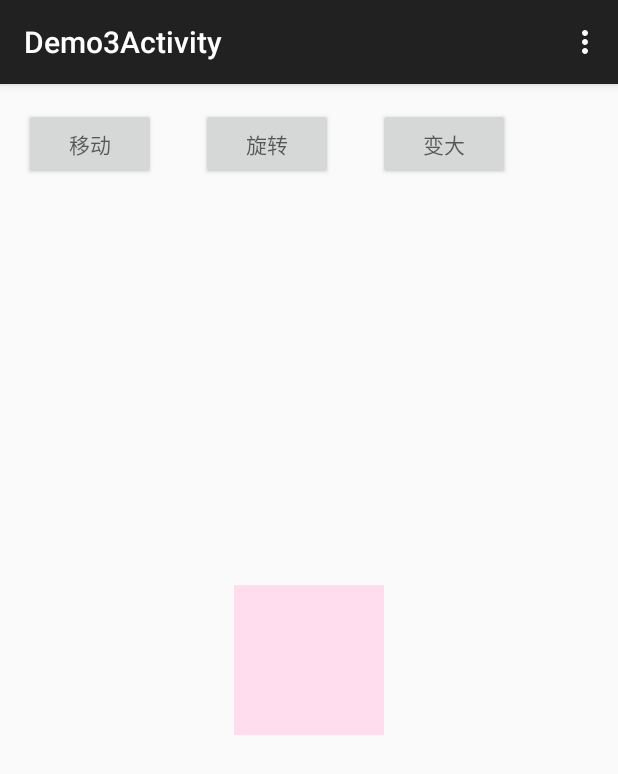
After one commit to scubers/AndroidDemos, an Android app: the Demo3Activity screen opened directly, with no data from a screen before it, on a phone screen of 412 x 824 dp. The commit adds this screen. Shown: the top 774 px of the screen. Run offline under Robolectric (Android 15) with nearby library versions, the phone set to English and light mode, and no system bars.

Commit message:
add some files

```diff
--- a/app/src/main/java/com/example/jrwong/androiddemos/demo1/Demo1Activity.java
+++ b/app/src/main/java/com/example/jrwong/androiddemos/demo1/Demo1Activity.java
@@ -2,6 +2,7 @@ package com.example.jrwong.androiddemos.demo1;
 
 import android.content.Context;
 import android.content.Intent;
+import android.content.SharedPreferences;
 import android.graphics.Color;
 import android.os.Bundle;
 import android.support.v7.app.AppCompatActivity;
@@ -49,6 +50,8 @@ public class Demo1Activity extends AppCompatActivity {
 
             }
         });
+
+
     }
 
 
--- /dev/null
+++ b/app/src/main/java/com/example/jrwong/androiddemos/demo3/Demo3Activity.java
@@ -0,0 +1,83 @@
+package com.example.jrwong.androiddemos.demo3;
+
+import android.os.Bundle;
+import android.support.v7.app.AppCompatActivity;
+import android.view.Menu;
+import android.view.MenuItem;
+import android.view.View;
+import android.view.animation.AlphaAnimation;
+import android.view.animation.Animation;
+import android.view.animation.AnimationSet;
+import android.view.animation.TranslateAnimation;
+import android.widget.Button;
+import android.widget.ImageView;
+
+import com.example.jrwong.androiddemos.R;
+
+public class Demo3Activity extends AppCompatActivity {
+
+
+    private Button moveButton;
+    private Button rotateButton;
+    private Button bigButton;
+    private ImageView target;
+
+    @Override
+    protected void onCreate(Bundle savedInstanceState) {
+        super.onCreate(savedInstanceState);
+        setContentView(R.layout.activity_demo3);
+        init();
+    }
+
+    private void init() {
+        moveButton   = (Button) findViewById(R.id.move_button);
+        rotateButton = (Button) findViewById(R.id.rotate_button);
+        bigButton    = (Button) findViewById(R.id.big_button);
+
+        target = (ImageView) findViewById(R.id.target_view);
+
+        moveButton.setOnClickListener(new View.OnClickListener() {
+            @Override
+            public void onClick(View v) {
+
+                // 初始化一个动画组
+                AnimationSet animationSet = new AnimationSet(true);
+
+                // 设置动画变化属性
+                AlphaAnimation alphaAnimation = new AlphaAnimation(1f, 0.5f);
+                alphaAnimation.setDuration(250);
+                // 把动画添加到动画组
+                animationSet.addAnimation(alphaAnimation);
+
+                TranslateAnimation translateAnimation = new TranslateAnimation(Animation.ABSOLUTE, target.getX(), Animation.ABSOLUTE, 100.0f, Animation.ABSOLUTE, target.getY(), Animation.ABSOLUTE, 100.0f);
+                animationSet.addAnimation(translateAnimation);
+                translateAnimation.setDuration(250);
+
+                // 开始执行动画
+                target.startAnimation(animationSet);
+            }
+        });
+    }
+
+    @Override
+    public boolean onCreateOptionsMenu(Menu menu) {
+        // Inflate the menu; this adds items to the action bar if it is present.
+        getMenuInflater().inflate(R.menu.menu_demo3, menu);
+        return true;
+    }
+
+    @Override
+    public boolean onOptionsItemSelected(MenuItem item) {
+        // Handle action bar item clicks here. The action bar will
+        // automatically handle clicks on the Home/Up button, so long
+        // as you specify a parent activity in AndroidManifest.xml.
+        int id = item.getItemId();
+
+        //noinspection SimplifiableIfStatement
+        if (id == R.id.action_settings) {
+            return true;
+        }
+
+        return super.onOptionsItemSelected(item);
+    }
+}
--- /dev/null
+++ b/app/src/main/res/layout/activity_demo3.xml
@@ -0,0 +1,42 @@
+<RelativeLayout xmlns:android="http://schemas.android.com/apk/res/android"
+    xmlns:tools="http://schemas.android.com/tools" android:layout_width="match_parent"
+    android:layout_height="match_parent" android:paddingLeft="@dimen/activity_horizontal_margin"
+    android:paddingRight="@dimen/activity_horizontal_margin"
+    android:paddingTop="@dimen/activity_vertical_margin"
+    android:paddingBottom="@dimen/activity_vertical_margin"
+    tools:context="com.example.jrwong.androiddemos.demo3.Demo3Activity">
+
+    <Button
+        android:id="@+id/move_button"
+        android:layout_width="wrap_content"
+        android:layout_height="wrap_content"
+        android:hint="移动"
+        />
+
+    <Button
+        android:id="@+id/rotate_button"
+        android:layout_width="wrap_content"
+        android:layout_height="wrap_content"
+        android:hint="旋转"
+        android:layout_toRightOf="@+id/move_button"
+        android:layout_marginLeft="30dp"
+        />
+    <Button
+        android:id="@+id/big_button"
+        android:layout_width="wrap_content"
+        android:layout_height="wrap_content"
+        android:hint="变大"
+        android:layout_toRightOf="@+id/rotate_button"
+        android:layout_marginLeft="30dp"
+        />
+
+    <ImageView
+        android:id="@+id/target_view"
+        android:layout_width="100dp"
+        android:layout_height="100dp"
+        android:layout_centerHorizontal="true"
+        android:layout_centerVertical="true"
+        android:background="#ffddee"
+        />
+
+</RelativeLayout>
--- /dev/null
+++ b/app/src/main/res/menu/menu_demo3.xml
@@ -0,0 +1,7 @@
+<menu xmlns:android="http://schemas.android.com/apk/res/android"
+    xmlns:app="http://schemas.android.com/apk/res-auto"
+    xmlns:tools="http://schemas.android.com/tools"
+    tools:context="com.example.jrwong.androiddemos.demo3.Demo3Activity">
+    <item android:id="@+id/action_settings" android:title="@string/action_settings"
+        android:orderInCategory="100" app:showAsAction="never" />
+</menu>
--- a/app/src/main/res/values/strings.xml
+++ b/app/src/main/res/values/strings.xml
@@ -5,4 +5,6 @@
     <string name="action_settings">Settings</string>
     <string name="title_activity_demo1_other">Demo1OtherActivity</string>
     <string name="title_activity_demo1">Demo1Activity</string>
+    <string name="title_activity_demo2">Demo2Activity</string>
+    <string name="title_activity_demo3">Demo3Activity</string>
 </resources>
```
Also changed, not shown: app/src/main/AndroidManifest.xml (+6 -2 lines), app/src/main/java/com/example/jrwong/androiddemos/MainActivity.java (+18 -0 lines), app/src/main/res/layout/activity_demo2.xml (added, +49 -0 lines), app/src/main/res/menu/menu_demo2.xml (added, +7 -0 lines).
